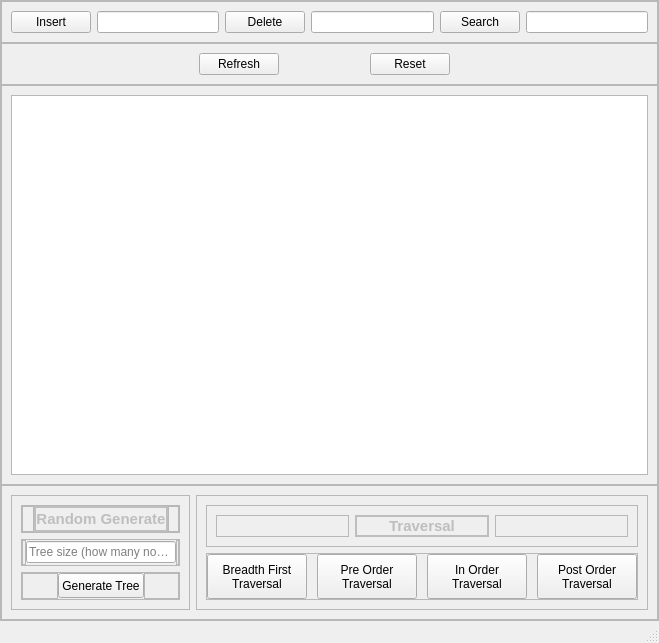
First picture: the form in BST_Visualizer/mainwindow.ui, repository LeonJ142857/QT_BST_Visualizer, before the edit.
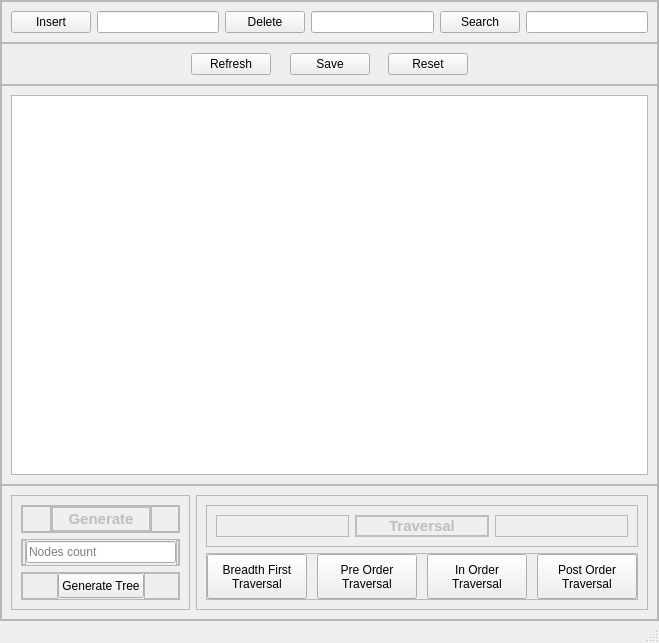
Second picture: the form after the edit.

Commit message: added save to image function

```diff
--- a/BST_Visualizer/mainwindow.ui
+++ b/BST_Visualizer/mainwindow.ui
@@ -147,7 +147,27 @@
             </property>
             <property name="sizeHint" stdset="0">
              <size>
-              <width>68</width>
+              <width>21</width>
+              <height>20</height>
+             </size>
+            </property>
+           </spacer>
+          </item>
+          <item>
+           <widget class="QPushButton" name="bt_save">
+            <property name="text">
+             <string>Save</string>
+            </property>
+           </widget>
+          </item>
+          <item>
+           <spacer name="horizontalSpacer_4">
+            <property name="orientation">
+             <enum>Qt::Horizontal</enum>
+            </property>
+            <property name="sizeHint" stdset="0">
+             <size>
+              <width>19</width>
               <height>20</height>
              </size>
             </property>
@@ -167,7 +187,7 @@
             </property>
             <property name="sizeHint" stdset="0">
              <size>
-              <width>198</width>
+              <width>188</width>
               <height>20</height>
              </size>
             </property>
@@ -262,7 +282,7 @@
                   </property>
                   <property name="minimumSize">
                    <size>
-                    <width>0</width>
+                    <width>100</width>
                     <height>0</height>
                    </size>
                   </property>
@@ -293,7 +313,7 @@
                    <enum>QFrame::WinPanel</enum>
                   </property>
                   <property name="text">
-                   <string>Random Generate</string>
+                   <string>Generate</string>
                   </property>
                   <property name="alignment">
                    <set>Qt::AlignCenter</set>
@@ -365,7 +385,7 @@
                    </size>
                   </property>
                   <property name="placeholderText">
-                   <string>Tree size (how many nodes)</string>
+                   <string>Nodes count</string>
                   </property>
                  </widget>
                 </item>
```
The commit also changes 1 other file.
